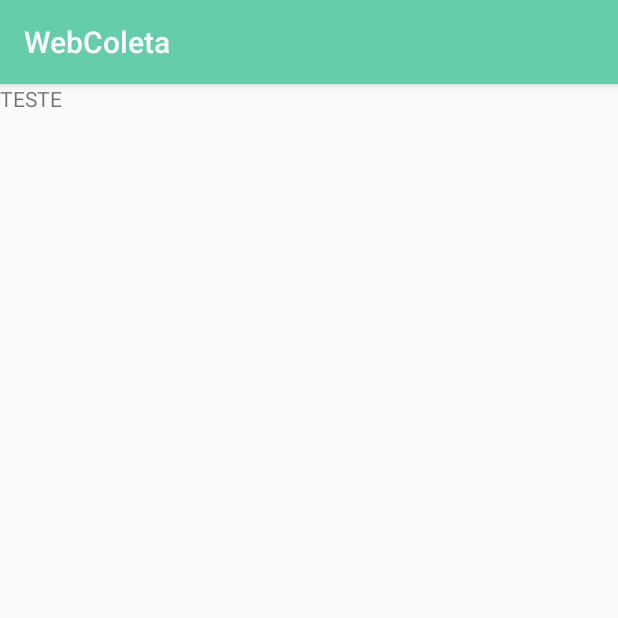
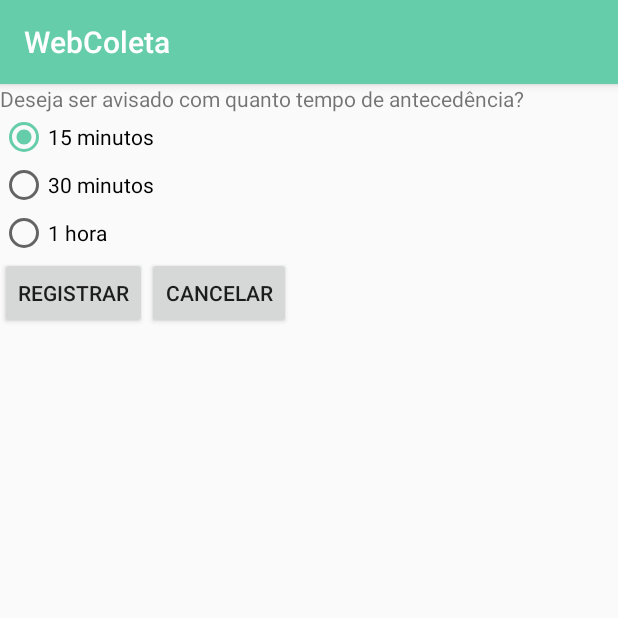
Before and after one commit to erikapessoa/WebColeta, an Android app: the RegisterNotificationActivity screen opened directly, with no data from a screen before it, on a phone screen of 412 x 824 dp, the top half of it. Run offline under Robolectric (Android 15) with nearby library versions, the phone set to English and light mode, and no system bars.

Commit message:
Tela de registro de notificação

```diff
--- a/app/src/main/java/com/example/anderson/webcoleta/SearchActivity.java
+++ b/app/src/main/java/com/example/anderson/webcoleta/SearchActivity.java
@@ -22,6 +22,7 @@ public class SearchActivity extends AppCompatActivity {
         super.onCreate(savedInstanceState);
         setContentView(R.layout.activity_search);
 
+
         spinnerS = (Spinner)findViewById(R.id.spinner1);
         ArrayAdapter<String> adapter = new ArrayAdapter<String>(this, android.R.layout.simple_spinner_item, itensSetor);
         adapter.setDropDownViewResource(android.R.layout.simple_spinner_dropdown_item);
--- a/app/src/main/res/layout/activity_register_notification.xml
+++ b/app/src/main/res/layout/activity_register_notification.xml
@@ -4,11 +4,53 @@
     xmlns:tools="http://schemas.android.com/tools"
     android:layout_width="match_parent"
     android:layout_height="match_parent"
+    android:orientation="vertical"
     tools:context="com.example.anderson.webcoleta.RegisterNotificationActivity">
 
     <TextView
         android:layout_width="wrap_content"
         android:layout_height="wrap_content"
-        android:text="TESTE"/>
+        android:text="@string/rn_text"/>
+
+    <RadioGroup
+        android:layout_width="wrap_content"
+        android:layout_height="wrap_content"
+        android:id="@+id/timeOptions">
+
+        <RadioButton
+            android:layout_width="wrap_content"
+            android:layout_height="wrap_content"
+            android:checked="true"
+            android:text="@string/rn_time_15"
+            android:id="@+id/time_15"/>
+        <RadioButton
+            android:layout_width="wrap_content"
+            android:layout_height="wrap_content"
+            android:text="@string/rn_time_30"
+            android:id="@+id/time_30"/>
+        <RadioButton
+            android:layout_width="wrap_content"
+            android:layout_height="wrap_content"
+            android:text="@string/rn_time_60"
+            android:id="@+id/time_60"/>
+    </RadioGroup>
+
+    <LinearLayout
+        android:layout_width="wrap_content"
+        android:layout_height="wrap_content">
+
+        <Button
+            android:id="@+id/rn_register_button"
+            android:layout_width="wrap_content"
+            android:layout_height="wrap_content"
+            android:text="@string/rn_button_ok" />
+
+
+        <Button
+            android:id="@+id/rn_cancel_button"
+            android:layout_width="wrap_content"
+            android:layout_height="wrap_content"
+            android:text="@string/rn_button_cancel" />
+    </LinearLayout>
 
 </LinearLayout>
--- a/app/src/main/res/values/strings.xml
+++ b/app/src/main/res/values/strings.xml
@@ -23,4 +23,16 @@
     <string name="gpd_button_register">Sim</string>
     <string name="gpd_button_cancel">Não</string>
 
+    <string name="title_register_notification">Registrar Notificação</string>
+
+    <string name="rn_text">Deseja ser avisado com quanto tempo de antecedência?</string>
+    <string name="rn_time_15">15 minutos</string>
+    <string name="rn_time_30">30 minutos</string>
+    <string name="rn_time_60">1 hora</string>
+    <string name="rn_button_ok">Registrar</string>
+    <string name="rn_button_cancel">Cancelar</string>
+
+
+
+
 </resources>
```
